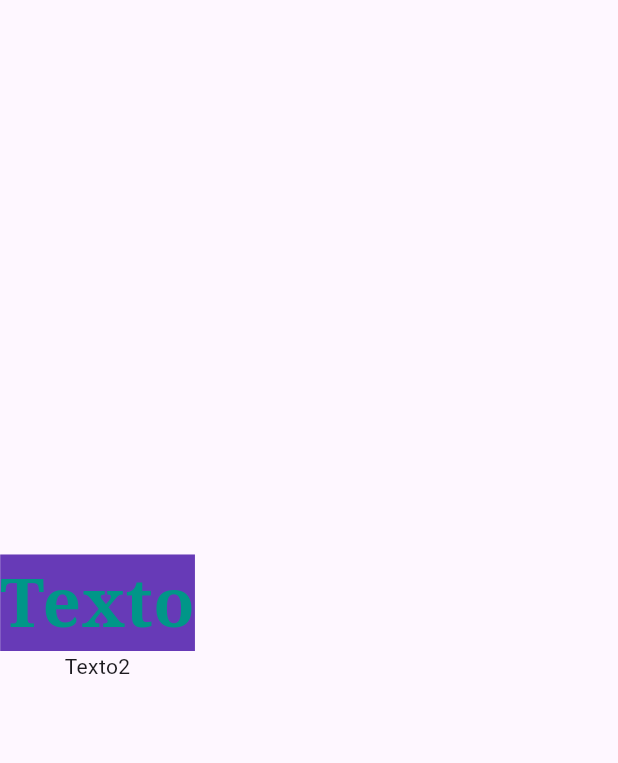
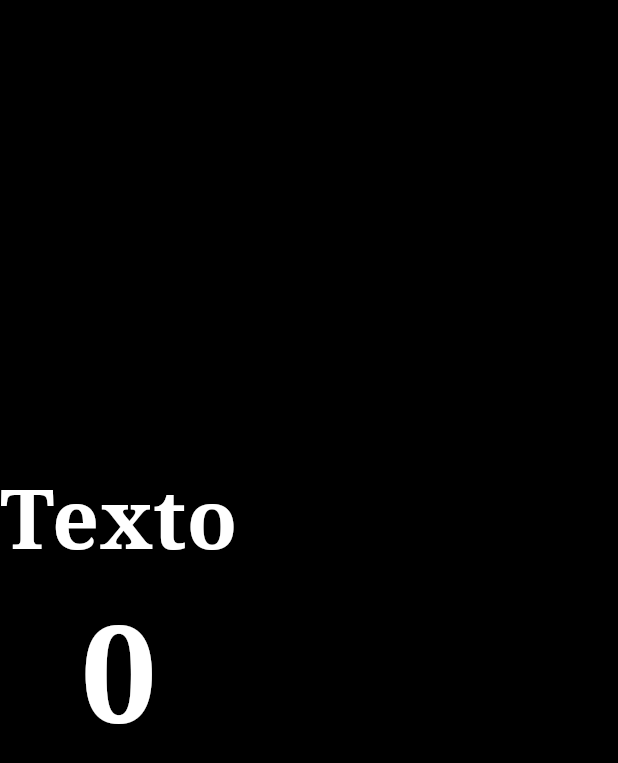
Before and after one commit to Dyest/Projeto-Inicial-Contador-Finalizado, a Flutter app: the screen it shows after launch, on a phone screen of 412 x 824 dp. Shown: the top 763 px of the screen. Run offline on Flutter 3.47's test engine with Material 3 defaults, Android fonts, the phone set to English and light mode, and no system bars.

Commit message:
UpdateTexto/Color

```diff
--- a/lib/main.dart
+++ b/lib/main.dart
@@ -21,15 +21,24 @@ class HomePage extends StatelessWidget {
   @override
   Widget build(BuildContext context) {
     return Scaffold(
+      backgroundColor: Colors.black,
       body: Column(
-        mainAxisAlignment: MainAxisAlignment.center,
-        children: [
+          mainAxisAlignment: MainAxisAlignment.center,
+          children: [
           Text('Texto',
-              style: TextStyle(
-                  fontFamily: 'serif', fontSize: 45, color: Colors.teal, fontWeight: FontWeight.w800, backgroundColor: Colors.deepPurple)),
-          Text('Texto2')
-        ],
-      ),
+          style: TextStyle(
+              fontFamily: 'serif',
+              fontSize: 55,
+              color: Colors.white,
+              fontWeight: FontWeight.w800,)),
+      Text('0',
+          style: TextStyle(
+              fontFamily: 'serif',
+              fontSize: 90,
+              color: Colors.white,
+              fontWeight: FontWeight.w800,))],
+    )
+    ,
     );
   }
 }
```
